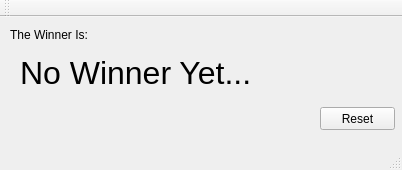
The window that mainwindow.ui (shaiss/MakeyMAkeyQuiz) describes before a commit, drawn with Qt 5.
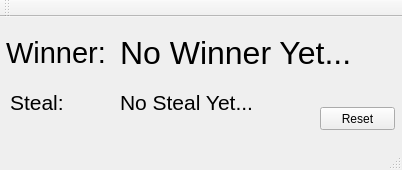
The same window after the commit.

Commit message: runner up code complete

What changed in the file:
```diff
--- a/mainwindow.ui
+++ b/mainwindow.ui
@@ -23,8 +23,8 @@
    <widget class="QLabel" name="status">
     <property name="geometry">
      <rect>
-      <x>20</x>
-      <y>30</y>
+      <x>120</x>
+      <y>10</y>
       <width>291</width>
       <height>51</height>
      </rect>
@@ -41,14 +41,19 @@
    <widget class="QLabel" name="statusLabel">
     <property name="geometry">
      <rect>
-      <x>10</x>
-      <y>10</y>
-      <width>81</width>
-      <height>16</height>
+      <x>6</x>
+      <y>15</y>
+      <width>111</width>
+      <height>41</height>
      </rect>
     </property>
+    <property name="font">
+     <font>
+      <pointsize>22</pointsize>
+     </font>
+    </property>
     <property name="text">
-     <string>The Winner Is:</string>
+     <string>Winner:</string>
     </property>
    </widget>
    <widget class="QPushButton" name="reset">
@@ -70,6 +75,42 @@
      <string>Reset</string>
     </property>
    </widget>
+   <widget class="QLabel" name="steal">
+    <property name="geometry">
+     <rect>
+      <x>120</x>
+      <y>60</y>
+      <width>181</width>
+      <height>51</height>
+     </rect>
+    </property>
+    <property name="font">
+     <font>
+      <pointsize>16</pointsize>
+     </font>
+    </property>
+    <property name="text">
+     <string>No Steal Yet...</string>
+    </property>
+   </widget>
+   <widget class="QLabel" name="statusLabel_2">
+    <property name="geometry">
+     <rect>
+      <x>10</x>
+      <y>65</y>
+      <width>111</width>
+      <height>41</height>
+     </rect>
+    </property>
+    <property name="font">
+     <font>
+      <pointsize>16</pointsize>
+     </font>
+    </property>
+    <property name="text">
+     <string>Steal:</string>
+    </property>
+   </widget>
   </widget>
   <widget class="QMenuBar" name="menuBar">
    <property name="geometry">
```
The commit also changes 2 other files.
